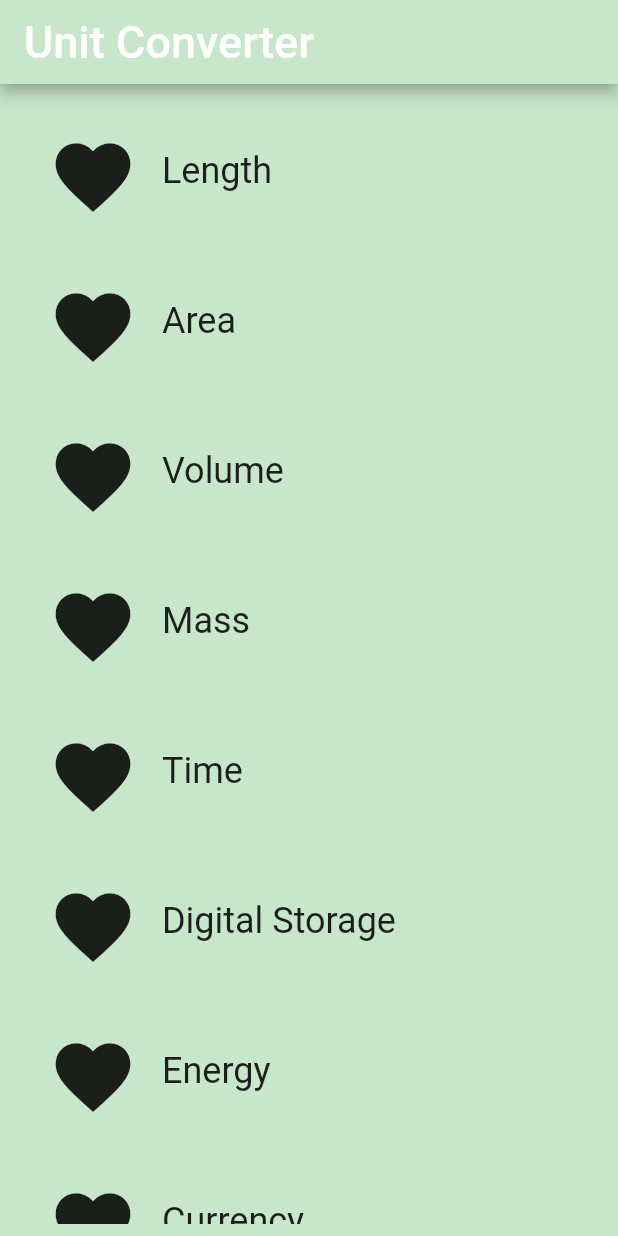
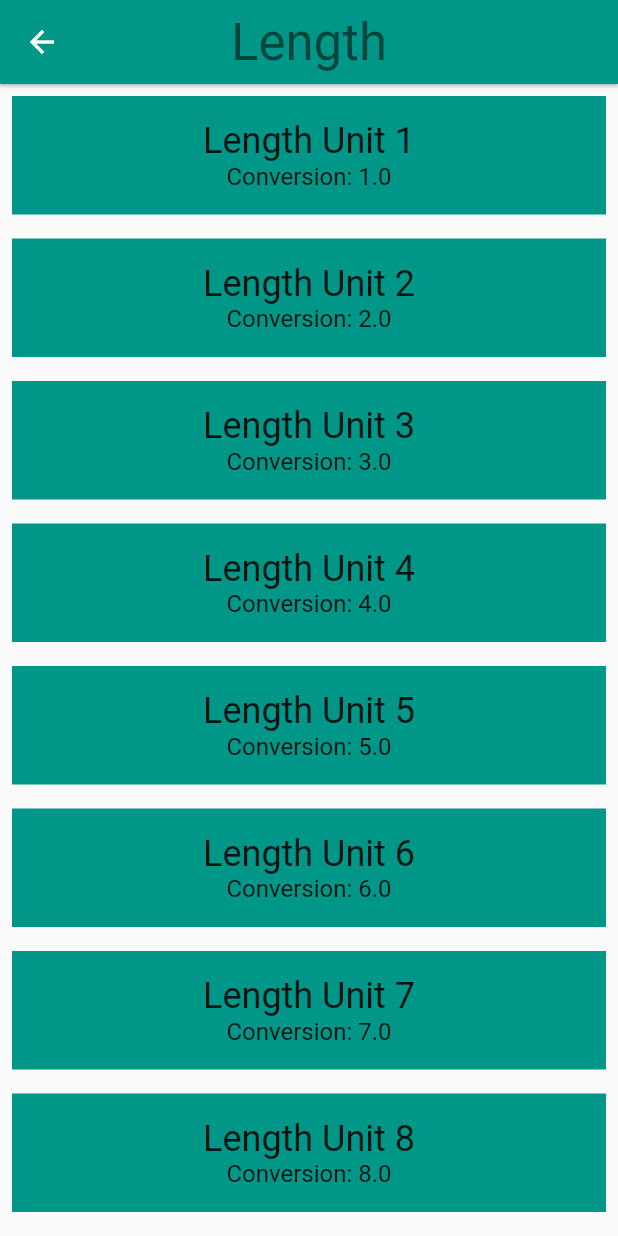
Before and after one commit to corocn/hello_rectangle, a Flutter app: the screen it shows after launch, after a tap on "Length", on a phone screen of 412 x 824 dp. Run offline on Flutter 3.47's test engine with Material 2 defaults, Android fonts, the phone set to English and light mode, and no system bars.

Commit message:
add navigation

```diff
--- a/lib/category.dart
+++ b/lib/category.dart
@@ -5,8 +5,12 @@
 // To keep your imports tidy, follow the ordering guidelines at
 // https://www.dartlang.org/guides/language/effective-dart/style#ordering
 import 'package:flutter/material.dart';
+import 'package:hello_rectangle/category_route.dart';
 // @required is defined in the meta.dart package
 import 'package:meta/meta.dart';
+
+import 'package:hello_rectangle/converter_route.dart';
+import 'package:hello_rectangle/unit.dart';
 
 // We use an underscore to indicate that these variables are private.
 // See https://www.dartlang.org/guides/language/effective-dart/design#libraries
@@ -21,6 +25,7 @@ class Category extends StatelessWidget {
   final String name;
   final ColorSwatch color;
   final IconData iconLocation;
+  final List<Unit> units;
 
   /// Creates a [Category].
   ///
@@ -34,10 +39,35 @@ class Category extends StatelessWidget {
     @required this.name,
     @required this.color,
     @required this.iconLocation,
+    @required this.units,
   })  : assert(name != null),
         assert(color != null),
         assert(iconLocation != null),
+        assert(units != null),
         super(key: key);
+
+  /// Navigates to the [ConverterRoute].
+  void _navigateToConverter(BuildContext context) {
+    Navigator.of(context).push(MaterialPageRoute<Null>(
+      builder: (BuildContext context) {
+        return Scaffold(
+          appBar: AppBar(
+            elevation: 1.0,
+            title: Text(
+              name,
+              style: Theme.of(context).textTheme.display1,
+            ),
+            centerTitle: true,
+            backgroundColor: color,
+          ),
+          body: ConverterRoute(
+            color: color,
+            units: units,
+          ),
+        );
+      },
+    ));
+  }
 
   /// Builds a custom widget that shows [Category] information.
   ///
@@ -58,8 +88,10 @@ class Category extends StatelessWidget {
           splashColor: color,
           // We can use either the () => function() or the () { function(); }
           // syntax.
+          // TODO: Update this onTap property to call _navigateToConverter()
           onTap: () {
             print('I was tapped!');
+            _navigateToConverter(context);
           },
           child: Padding(
             padding: EdgeInsets.all(8.0),
--- a/lib/category_route.dart
+++ b/lib/category_route.dart
@@ -4,11 +4,10 @@
 
 import 'package:flutter/material.dart';
 
-// TODO: Check if we need to import anything
 import 'package:hello_rectangle/category.dart';
+import 'package:hello_rectangle/unit.dart';
 
-// TODO: Define any constants
-final appColor = Colors.green[100];
+final _backgroundColor = Colors.green[100];
 
 /// Category Route (screen).
 ///
@@ -42,26 +41,58 @@ class CategoryRoute extends StatelessWidget {
     Colors.red,
   ];
 
+  /// Makes the correct number of rows for the list view.
+  ///
+  /// For portrait, we use a [ListView].
+  Widget _buildCategoryWidgets(List<Widget> categories) {
+    return ListView.builder(
+      itemBuilder: (BuildContext context, int index) => categories[index],
+      itemCount: categories.length,
+    );
+  }
+
+  /// Returns a list of mock [Unit]s.
+  List<Unit> _retrieveUnitList(String categoryName) {
+    return List.generate(10, (int i) {
+      i += 1;
+      return Unit(
+        name: '$categoryName Unit $i',
+        conversion: i.toDouble(),
+      );
+    });
+  }
+
   @override
   Widget build(BuildContext context) {
-    // TODO: Create a list of the eight Categories, using the names and colors
-    // from above. Use a placeholder icon, such as `Icons.cake` for each
-    // Category. We'll add custom icons later.
-    // TODO: Create a list view of the Categories
-//    final listView = Container();
+    final categories = <Category>[];
+
+    for (var i = 0; i < _categoryNames.length; i++) {
+      categories.add(Category(
+        name: _categoryNames[i],
+        color: _baseColors[i],
+        iconLocation: Icons.cake,
+        units: _retrieveUnitList(_categoryNames[i]),
+      ));
+    }
+
     final listView = Container(
-      padding: EdgeInsets.all(8.0),
-      decoration: BoxDecoration(color: appColor),
-      child: ListView.builder(
-          itemCount: _categoryNames.length,
-          itemBuilder: (BuildContext context, int index) {
-            return Category(name: _categoryNames[index], color: _baseColors[index], iconLocation: Icons.favorite);
-          }
-      )
+      color: _backgroundColor,
+      padding: EdgeInsets.symmetric(horizontal: 8.0),
+      child: _buildCategoryWidgets(categories),
     );
 
-    // TODO: Create an App Bar
-    final appBar = AppBar(title: const Text('Unit Converter', style: TextStyle(fontSize: 30.0)), backgroundColor: appColor);
+    final appBar = AppBar(
+      elevation: 0.0,
+      title: Text(
+        'Unit Converter',
+        style: TextStyle(
+          color: Colors.black,
+          fontSize: 30.0,
+        ),
+      ),
+      centerTitle: true,
+      backgroundColor: _backgroundColor,
+    );
 
     return Scaffold(
       appBar: appBar,
--- /dev/null
+++ b/lib/converter_route.dart
@@ -0,0 +1,56 @@
+// Copyright 2018 The Chromium Authors. All rights reserved.
+// Use of this source code is governed by a BSD-style license that can be
+// found in the LICENSE file.
+
+import 'package:flutter/material.dart';
+import 'package:meta/meta.dart';
+
+import 'package:hello_rectangle/unit.dart';
+
+/// Converter screen where users can input amounts to convert.
+///
+/// Currently, it just displays a list of mock units.
+///
+/// While it is named ConverterRoute, a more apt name would be ConverterScreen,
+/// because it is responsible for the UI at the route's destination.
+class ConverterRoute extends StatelessWidget {
+  /// Units for this [Category].
+  final List<Unit> units;
+  final Color color;
+
+  /// This [ConverterRoute] requires the color and units to not be null.
+  // TODO: Pass in the [Category]'s color
+  const ConverterRoute({
+    @required this.color,
+    @required this.units,
+  }) : assert(units != null);
+
+  @override
+  Widget build(BuildContext context) {
+    // Here is just a placeholder for a list of mock units
+    final unitWidgets = units.map((Unit unit) {
+      // TODO: Set the color for this Container
+      return Container(
+        margin: EdgeInsets.all(8.0),
+        padding: EdgeInsets.all(16.0),
+        decoration: BoxDecoration(color: this.color),
+        child: Column(
+          children: <Widget>[
+            Text(
+              unit.name,
+              style: Theme.of(context).textTheme.headline,
+            ),
+            Text(
+              'Conversion: ${unit.conversion}',
+              style: Theme.of(context).textTheme.subhead,
+            ),
+          ],
+        ),
+      );
+    }).toList();
+
+    return ListView(
+      children: unitWidgets,
+    );
+  }
+}
--- /dev/null
+++ b/lib/unit.dart
@@ -0,0 +1,27 @@
+// Copyright 2018 The Chromium Authors. All rights reserved.
+// Use of this source code is governed by a BSD-style license that can be
+// found in the LICENSE file.
+
+import 'package:meta/meta.dart';
+
+/// Information about a [Unit].
+class Unit {
+  final String name;
+  final double conversion;
+
+  /// A [Unit] stores its name and conversion factor.
+  ///
+  /// An example would be 'Meter' and '1.0'.
+  const Unit({
+    @required this.name,
+    @required this.conversion,
+  })  : assert(name != null),
+        assert(conversion != null);
+
+  /// Creates a [Unit] from a JSON object.
+  Unit.fromJson(Map jsonMap)
+      : assert(jsonMap['name'] != null),
+        assert(jsonMap['conversion'] != null),
+        name = jsonMap['name'],
+        conversion = jsonMap['conversion'].toDouble();
+}
```
